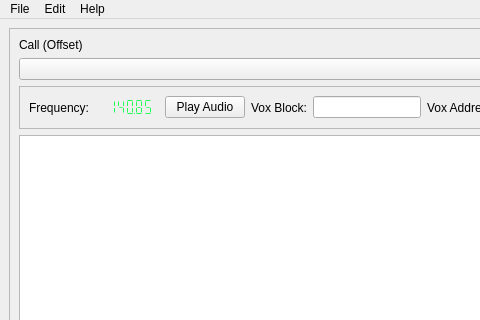
Old version of the form form.ui in the repository DoktorDeSparkle/mgs1-translation-toolkit; both pictures show x 0 to 480 and y 0 to 320 of the 1189 by 821 pixel window.
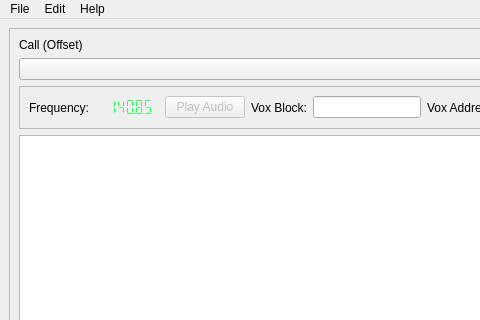
New version of the form.

The edit to the form file:
```diff
--- a/form.ui
+++ b/form.ui
@@ -121,7 +121,10 @@
            </widget>
           </item>
           <item>
-           <widget class="QPushButton" name="pushButton">
+           <widget class="QPushButton" name="playVoxButton">
+            <property name="enabled">
+             <bool>false</bool>
+            </property>
             <property name="text">
              <string>Play Audio</string>
             </property>
```
Left out of the diff: 3 changed lines with no effect on the pictures.
